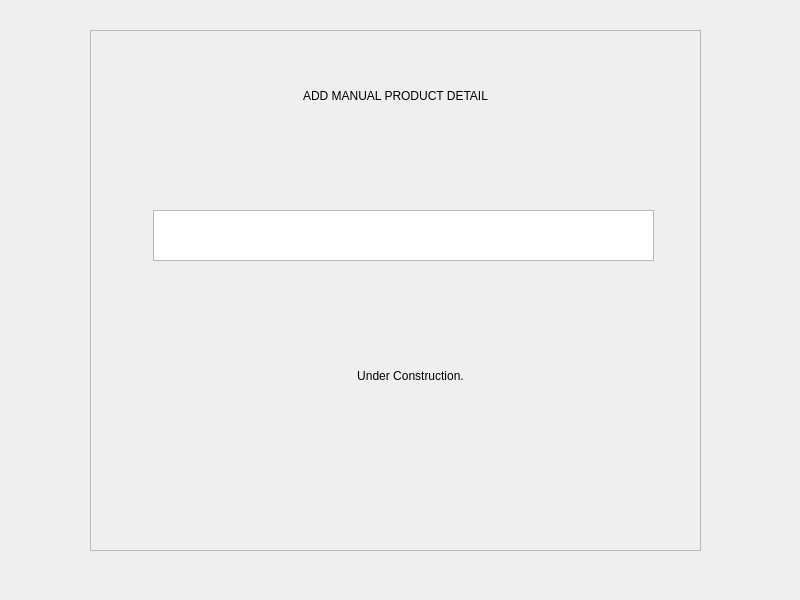
First picture: the form in Project/ui/manual.ui, repository Selvam-T/POS, before the edit.
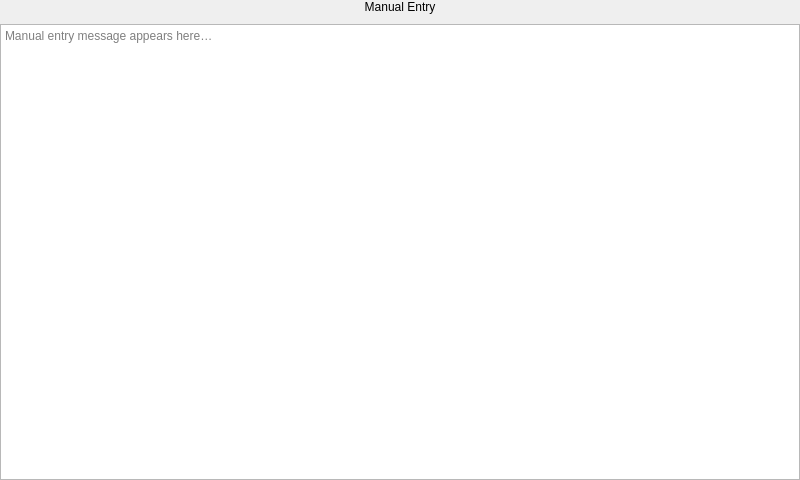
Second picture: the form after the edit.

Commit message: Add button label changes, and removal of debugging TEST MAPPING of scanner input.

Diff of the .ui file:
```diff
--- a/Project/ui/manual.ui
+++ b/Project/ui/manual.ui
@@ -1,84 +1,52 @@
 <?xml version="1.0" encoding="UTF-8"?>
 <ui version="4.0">
- <class>MainWindow</class>
- <widget class="QMainWindow" name="MainWindow">
+ <class>ManualPanel</class>
+ <widget class="QWidget" name="ManualPanel">
   <property name="geometry">
    <rect>
     <x>0</x>
     <y>0</y>
     <width>800</width>
-    <height>600</height>
+    <height>480</height>
    </rect>
   </property>
-  <property name="windowTitle">
-   <string>MainWindow</string>
-  </property>
-  <widget class="QWidget" name="centralwidget">
-   <widget class="QFrame" name="manualFrame">
-    <property name="geometry">
-     <rect>
-      <x>90</x>
-      <y>30</y>
-      <width>611</width>
-      <height>521</height>
-     </rect>
-    </property>
-    <property name="layoutDirection">
-     <enum>Qt::RightToLeft</enum>
-    </property>
-    <property name="frameShape">
-     <enum>QFrame::StyledPanel</enum>
-    </property>
-    <property name="frameShadow">
-     <enum>QFrame::Raised</enum>
-    </property>
-    <widget class="QLabel" name="manualLabel1">
-     <property name="geometry">
-      <rect>
-       <x>130</x>
-       <y>40</y>
-       <width>351</width>
-       <height>51</height>
-      </rect>
-     </property>
-     <property name="layoutDirection">
-      <enum>Qt::RightToLeft</enum>
-     </property>
+  <layout class="QVBoxLayout" name="mainManualLayout">
+   <property name="spacing">
+    <number>10</number>
+   </property>
+   <property name="leftMargin">
+    <number>0</number>
+   </property>
+   <property name="topMargin">
+    <number>0</number>
+   </property>
+   <property name="rightMargin">
+    <number>0</number>
+   </property>
+   <property name="bottomMargin">
+    <number>0</number>
+   </property>
+   <item>
+    <widget class="QLabel" name="manualLabel">
      <property name="text">
-      <string>ADD MANUAL PRODUCT DETAIL</string>
+      <string>Manual Entry</string>
      </property>
      <property name="alignment">
       <set>Qt::AlignCenter</set>
      </property>
     </widget>
-    <widget class="QLabel" name="manualLabel2">
-     <property name="geometry">
-      <rect>
-       <x>120</x>
-       <y>310</y>
-       <width>401</width>
-       <height>71</height>
-      </rect>
-     </property>
-     <property name="text">
-      <string>Under Construction.</string>
-     </property>
-     <property name="alignment">
-      <set>Qt::AlignCenter</set>
-     </property>
-    </widget>
+   </item>
+   <item>
     <widget class="QTextEdit" name="manualText">
-     <property name="geometry">
-      <rect>
-       <x>63</x>
-       <y>180</y>
-       <width>501</width>
-       <height>51</height>
-      </rect>
+     <property name="readOnly">
+      <bool>false</bool>
+     </property>
+     <property name="placeholderText">
+      <string>Manual entry message appears here…</string>
      </property>
     </widget>
-   </widget>
-  </widget>
+   </item>
+  </layout>
  </widget>
  <resources/>
  <connections/>
```
Left out of the diff: 2 changed lines with no effect on the pictures. The commit also changes 12 other files.
